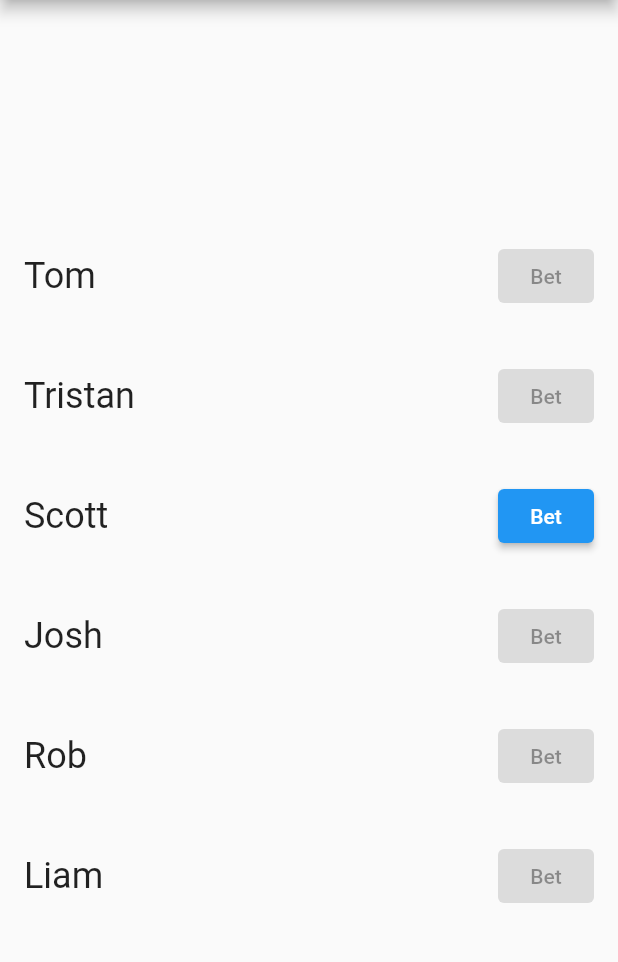
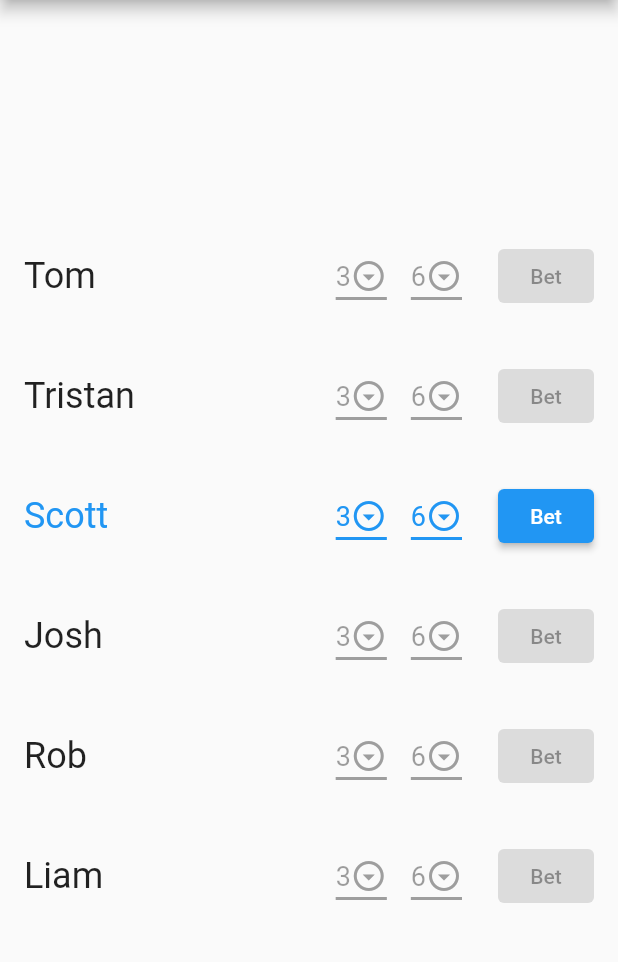
Before and after one commit to fifersheep/dice, a Flutter app: the screen it shows after launch, on a phone screen of 412 x 824 dp, the part 84-1046 px from its top. Run offline on Flutter 3.47's test engine with Material 2 defaults, Android fonts, the phone set to English and light mode, and no system bars.

Commit message:
Add bet selectors

```diff
--- a/lib/presentation/app.dart
+++ b/lib/presentation/app.dart
@@ -11,7 +11,7 @@ class MyApp extends StatelessWidget {
       theme: ThemeData(
         primarySwatch: Colors.blue,
       ),
-      home: MyHomePage(title: 'Dice'),
+      home: HomePage(title: 'Dice'),
     );
   }
 }
--- a/lib/presentation/home_page.dart
+++ b/lib/presentation/home_page.dart
@@ -3,16 +3,16 @@ import 'package:flutter/widgets.dart';
 
 import 'participant_details.dart';
 
-class MyHomePage extends StatefulWidget {
-  MyHomePage({Key? key, required this.title}) : super(key: key);
+class HomePage extends StatefulWidget {
+  HomePage({Key? key, required this.title}) : super(key: key);
 
   final String title;
 
   @override
-  _MyHomePageState createState() => _MyHomePageState();
+  _HomePageState createState() => _HomePageState();
 }
 
-class _MyHomePageState extends State<MyHomePage> {
+class _HomePageState extends State<HomePage> {
   @override
   Widget build(BuildContext context) {
     return Scaffold(
--- a/lib/presentation/participant_details.dart
+++ b/lib/presentation/participant_details.dart
@@ -1,29 +1,74 @@
 import 'package:flutter/material.dart';
 
-class ParticipantDetails extends StatelessWidget {
+import 'selector.dart';
+
+class ParticipantDetails extends StatefulWidget {
   const ParticipantDetails({required this.name, required this.isActive});
 
   final String name;
   final bool isActive;
 
   @override
-  Widget build(BuildContext context) => Container(
+  _ParticipantDetailsState createState() => _ParticipantDetailsState();
+}
+
+class _ParticipantDetailsState extends State<ParticipantDetails> {
+  int? quantity = 3;
+  int? value = 6;
+
+  @override
+  Widget build(BuildContext context) {
+    final quantitySelector = Selector(
+      value: quantity,
+      status: widget.isActive ? SelectorStatus.Active : SelectorStatus.Disabled,
+      options: [3, 4, 5, 6, 7],
+      onChanged: (newValue) {
+        setState(() {
+          quantity = newValue;
+        });
+      },
+    );
+
+    final valueSelector = Selector(
+      value: value,
+      status: widget.isActive ? SelectorStatus.Active : SelectorStatus.Disabled,
+      options: [1, 2, 3, 4, 5, 6],
+      onChanged: (newValue) {
+        setState(() {
+          value = newValue;
+        });
+      },
+    );
+
+    return Container(
       child: Row(
         children: [
           Padding(
             padding: const EdgeInsets.all(16),
             child: Text(
-                name,
+              widget.name,
               style: TextStyle(
                 fontSize: 24,
+                color: widget.isActive ? Theme.of(context).primaryColor : null,
               ),
             ),
           ),
           Spacer(),
+          quantitySelector,
+          valueSelector,
           Padding(
             padding: const EdgeInsets.all(16),
             child: ElevatedButton(
-                onPressed: isActive ? () {} : null,
+              onPressed: widget.isActive
+                  ? () {
+                      ScaffoldMessenger.of(context).showSnackBar(
+                        SnackBar(
+                          content: Text("You have chosen $quantity $value's"),
+                          duration: const Duration(milliseconds: 2000),
+                        ),
+                      );
+                    }
+                  : null,
               child: Text("Bet"),
             ),
           ),
@@ -31,3 +76,4 @@ class ParticipantDetails extends StatelessWidget {
       ),
     );
   }
+}
--- /dev/null
+++ b/lib/presentation/selector.dart
@@ -0,0 +1,59 @@
+import 'package:flutter/material.dart';
+import 'package:flutter/widgets.dart';
+
+enum SelectorStatus { Active, Disabled, Error }
+
+class Selector extends StatelessWidget {
+  const Selector({
+    Key? key,
+    required this.value,
+    required this.status,
+    required this.options,
+    required this.onChanged,
+  }) : super(key: key);
+
+  final SelectorStatus status;
+  final int? value;
+  final List<int> options;
+  final void Function(int?) onChanged;
+
+  @override
+  Widget build(BuildContext context) {
+    final color = _colorFor(context, status);
+    return Padding(
+      padding: const EdgeInsets.all(8),
+      child: DropdownButton(
+        value: value,
+        icon: Icon(
+          Icons.arrow_drop_down_circle_outlined,
+          color: color,
+        ),
+        iconSize: 24,
+        elevation: 16,
+        style: TextStyle(color: color, fontSize: 18),
+        underline: Container(
+          height: 2,
+          color: color,
+        ),
+        onChanged: status == SelectorStatus.Active ? onChanged : null,
+        items: options
+            .map((int value) => DropdownMenuItem(
+                  value: value,
+                  child: Text(value.toString()),
+                ))
+            .toList(),
+      ),
+    );
+  }
+
+  Color _colorFor(BuildContext context, SelectorStatus status) {
+    switch (status) {
+      case SelectorStatus.Active:
+        return Theme.of(context).primaryColor;
+      case SelectorStatus.Error:
+        return Colors.red;
+      default:
+        return Colors.grey;
+    }
+  }
+}
```
Lines whose indentation alone changed are shown as unchanged.
